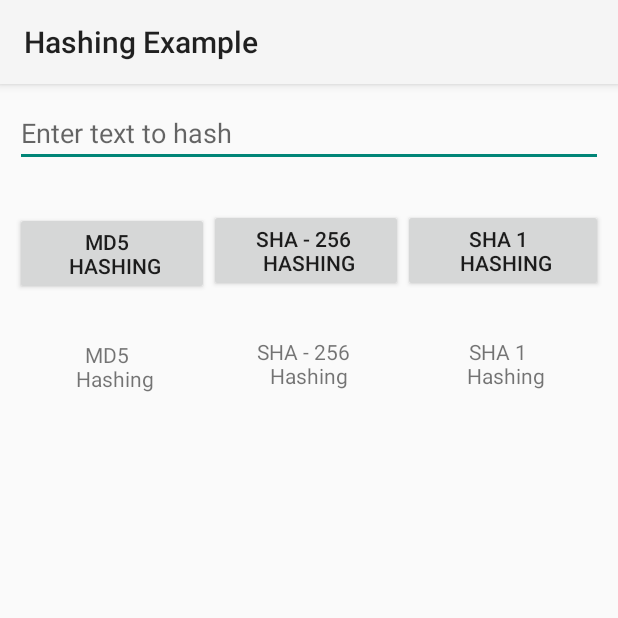
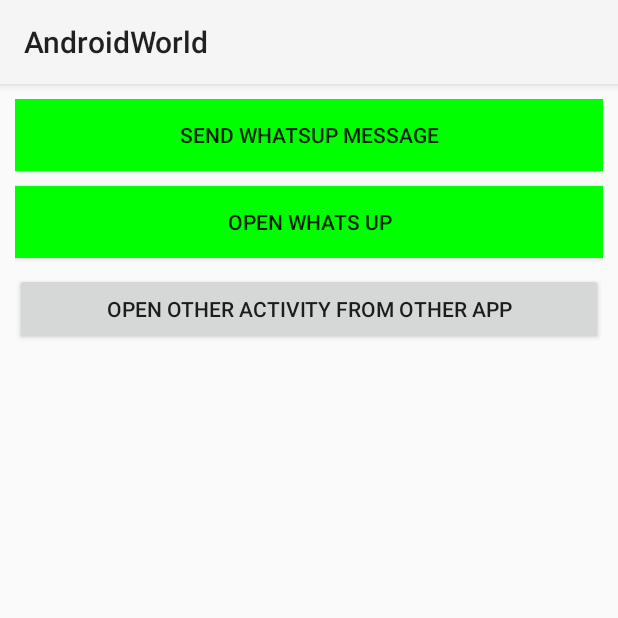
Before and after one commit to spdobest/AndroidWorld, an Android app: the screen it shows after launch (HashingExampleActivity before the commit, CustomPermissionActivity after it), on a phone screen of 412 x 824 dp, the top half of it. Run offline under Robolectric (Android 15) with nearby library versions, the phone set to English and light mode, and no system bars.

```diff
--- a/app/src/main/java/spm/androidworld/all/security/biometricAuth/BiometricAuthActivity.kt
+++ b/app/src/main/java/spm/androidworld/all/biometricAuth/BiometricAuthActivity.kt
@@ -1,4 +1,4 @@
-package spm.androidworld.all.security.biometricAuth
+package spm.androidworld.all.biometricAuth
 
 import android.Manifest
 import android.app.KeyguardManager
--- a/app/src/main/java/spm/androidworld/all/security/encriptedSharedPreference/EncriptedSharedPrefActivity.kt
+++ b/app/src/main/java/spm/androidworld/all/encriptedSharedPreference/EncriptedSharedPrefActivity.kt
@@ -1,4 +1,4 @@
-package spm.androidworld.all.security.encriptedSharedPreference
+package spm.androidworld.all.encriptedSharedPreference
 
 import android.content.SharedPreferences
 import android.os.Bundle
--- a/app/src/main/java/spm/androidworld/all/security/hashing/HashingExampleActivity.kt
+++ b/app/src/main/java/spm/androidworld/all/hashing/HashingExampleActivity.kt
@@ -1,4 +1,4 @@
-package spm.androidworld.all.security.hashing
+package spm.androidworld.all.hashing
 
 import android.os.Bundle
 import android.text.TextUtils
--- a/app/src/main/res/layout/activity_biometric_auth.xml
+++ b/app/src/main/res/layout/activity_biometric_auth.xml
@@ -4,7 +4,7 @@
         xmlns:tools="http://schemas.android.com/tools"
         xmlns:app="http://schemas.android.com/apk/res-auto"
         android:layout_width="match_parent" android:layout_height="match_parent"
-        tools:context="spm.androidworld.all.security.biometricAuth.BiometricAuthActivity"
+        tools:context=".biometricAuth.BiometricAuthActivity"
         android:id="@+id/constraintLayoutBiometric"
 >
 
--- /dev/null
+++ b/app/src/main/res/layout/activity_custom_permission.xml
@@ -0,0 +1,41 @@
+<?xml version="1.0" encoding="utf-8"?>
+<androidx.constraintlayout.widget.ConstraintLayout xmlns:android="http://schemas.android.com/apk/res/android"
+        xmlns:app="http://schemas.android.com/apk/res-auto"
+        xmlns:tools="http://schemas.android.com/tools"
+        android:layout_width="match_parent"
+        android:layout_height="match_parent"
+        android:padding="@dimen/dimen_10dp"
+        tools:context="spm.androidworld.all.CustomPermissionActivity">
+
+    <androidx.appcompat.widget.AppCompatButton
+            android:id="@+id/btnSendWhatsupMessage"
+            android:layout_width="match_parent"
+            android:layout_height="wrap_content"
+            android:background="#00ff00"
+            android:text="Send Whatsup message"
+            app:layout_constraintEnd_toEndOf="parent"
+            app:layout_constraintStart_toStartOf="parent"
+            app:layout_constraintTop_toTopOf="parent" />
+
+    <androidx.appcompat.widget.AppCompatButton
+            android:id="@+id/btnOpenWhatsup"
+            android:layout_width="match_parent"
+            android:layout_height="wrap_content"
+            android:layout_marginTop="@dimen/dimen_10dp"
+            android:background="#00ff00"
+            android:text="Open Whats up"
+            app:layout_constraintEnd_toEndOf="parent"
+            app:layout_constraintStart_toStartOf="parent"
+            app:layout_constraintTop_toBottomOf="@+id/btnSendWhatsupMessage" />
+
+    <androidx.appcompat.widget.AppCompatButton
+            android:id="@+id/btnOpenOtherActivity"
+            android:layout_width="match_parent"
+            android:layout_height="wrap_content"
+            android:layout_marginTop="@dimen/dimen_10dp"
+            android:text="Open Other Activity from other App"
+            app:layout_constraintEnd_toEndOf="parent"
+            app:layout_constraintStart_toStartOf="parent"
+            app:layout_constraintTop_toBottomOf="@+id/btnOpenWhatsup" />
+
+</androidx.constraintlayout.widget.ConstraintLayout>
--- a/app/src/main/res/layout/activity_encripted_shared_pref.xml
+++ b/app/src/main/res/layout/activity_encripted_shared_pref.xml
@@ -5,7 +5,7 @@
         xmlns:app="http://schemas.android.com/apk/res-auto"
         android:layout_width="match_parent"
         android:layout_height="match_parent"
-        tools:context="spm.androidworld.all.security.encriptedSharedPreference.EncriptedSharedPrefActivity">
+        tools:context=".encriptedSharedPreference.EncriptedSharedPrefActivity">
 
     <androidx.appcompat.widget.AppCompatEditText
             android:layout_width="wrap_content"
--- a/app/src/main/res/layout/activity_hashing_example.xml
+++ b/app/src/main/res/layout/activity_hashing_example.xml
@@ -5,7 +5,7 @@
         android:layout_width="match_parent"
         android:layout_height="match_parent"
         android:padding="@dimen/dimen_10dp"
-        tools:context="spm.androidworld.all.security.hashing.HashingExampleActivity">
+        tools:context=".hashing.HashingExampleActivity">
 
     <androidx.appcompat.widget.AppCompatEditText
             android:id="@+id/edittextPassword"
--- a/app/src/main/res/values/strings.xml
+++ b/app/src/main/res/values/strings.xml
@@ -100,4 +100,5 @@
     <string name="rating">Rating</string>
     <string name="logout">Logout</string>
     <string name="back">Back</string>
+    <string name="permdesc_deadlyActivity">Dangerous Custom permission description </string>
 </resources>
```
Also changed, not shown: app/src/main/AndroidManifest.xml (+43 -1 lines), app/src/main/java/spm/androidworld/all/CustomPermissionActivity.kt (added, +69 -0 lines), app/src/main/java/spm/androidworld/all/encryptDecryptFiles/EncryptDecryptFileActivity.kt (added, +227 -0 lines), app/src/main/res/layout/activity_e_ncrypt_decrypt_file.xml (added, +55 -0 lines), 1 other file.
